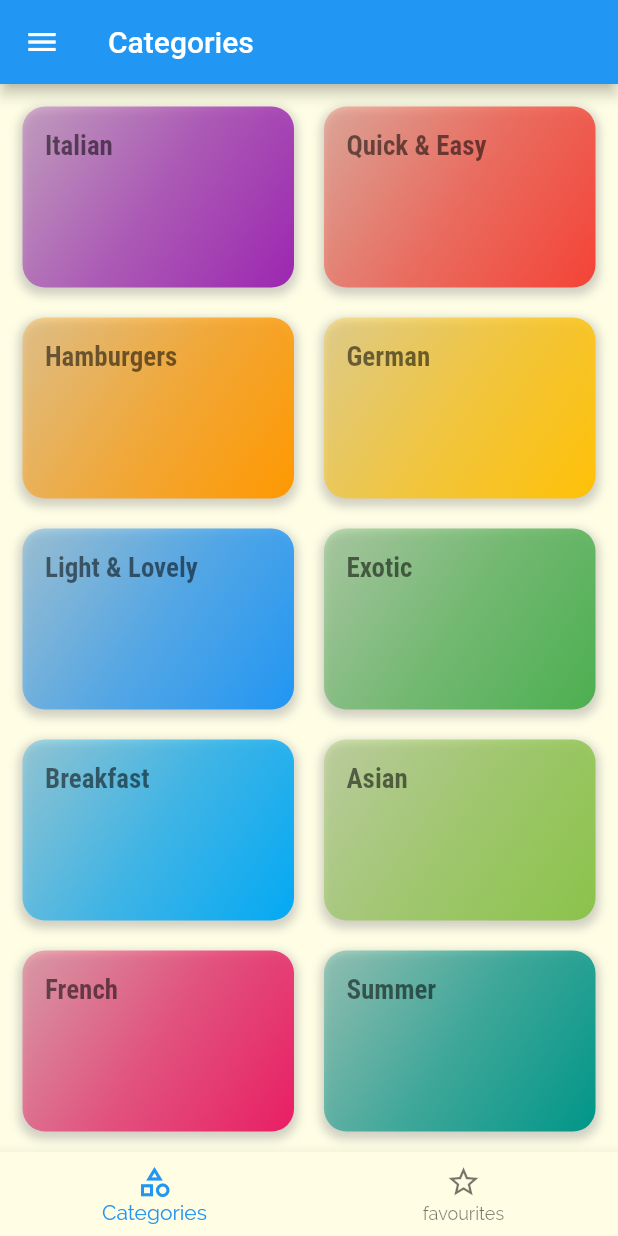
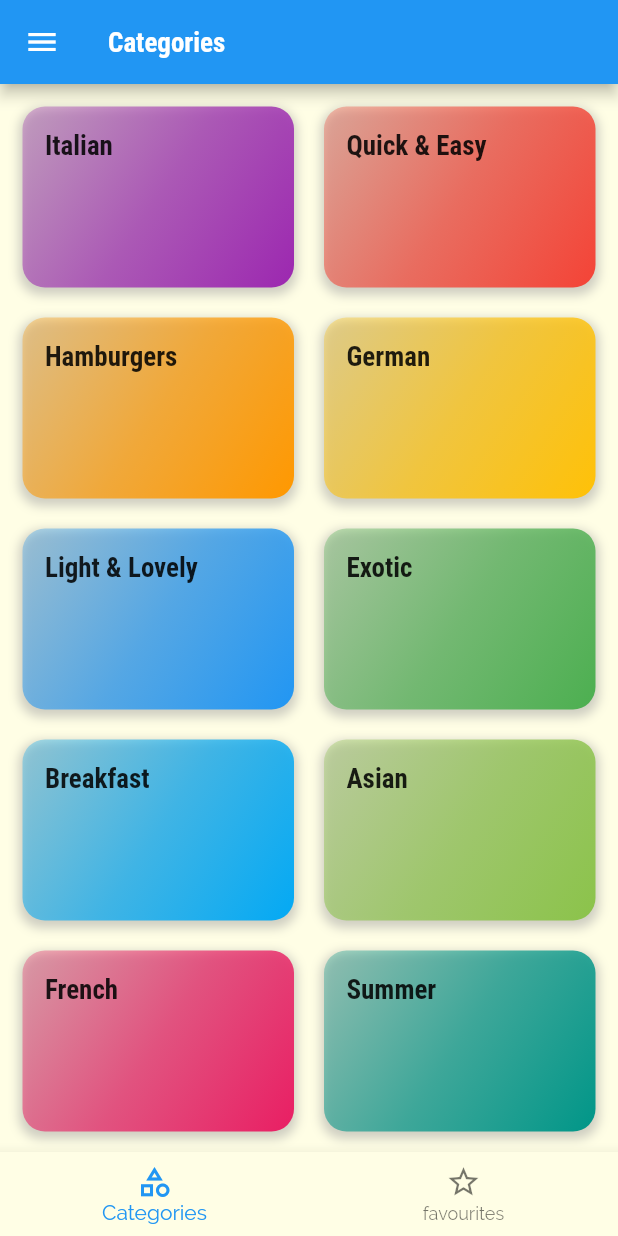
Before and after one commit to ZiadAlMoqamar/meals_app, a Flutter app: the screen it shows after launch, on a phone screen of 412 x 824 dp. Run offline on Flutter 3.47's test engine with Material 2 defaults, Android fonts, the phone set to English and light mode, and no system bars.

Commit message:
modifiying text theme

```diff
--- a/lib/categories_screen.dart
+++ b/lib/categories_screen.dart
@@ -12,7 +12,7 @@ class CategoriesScreen extends StatelessWidget {
     return Scaffold(
       appBar: AppBar(
         leading: const Icon(Icons.menu),
-        title: const Text("Categories"),
+        title: const Text("Categories", ),
       ),
       body: GridView.builder(
         padding: const EdgeInsets.all(15),
--- a/lib/category_item.dart
+++ b/lib/category_item.dart
@@ -26,7 +26,7 @@ class CategoryItem extends StatelessWidget {
           ),
         ],
       ),
-      child: Text(title!, style: Theme.of(context).textTheme.headline1,),
+      child: Text(title!, style: Theme.of(context).textTheme.headline6,),
       padding: const EdgeInsets.all(15),
     ));
   }
--- a/lib/main.dart
+++ b/lib/main.dart
@@ -25,7 +25,7 @@ class MyApp extends StatelessWidget {
         textTheme: ThemeData.light().textTheme.copyWith(
           bodyText1: const TextStyle(color: Color.fromRGBO(20, 51, 51, 1)),
           bodyText2: const TextStyle(color: Color.fromRGBO(20, 51, 51, 1)),
-          headline1: const TextStyle(
+          headline6: const TextStyle(
             fontSize: 18,
             fontWeight: FontWeight.bold,
             fontFamily: 'RobotoCondensed'
```
